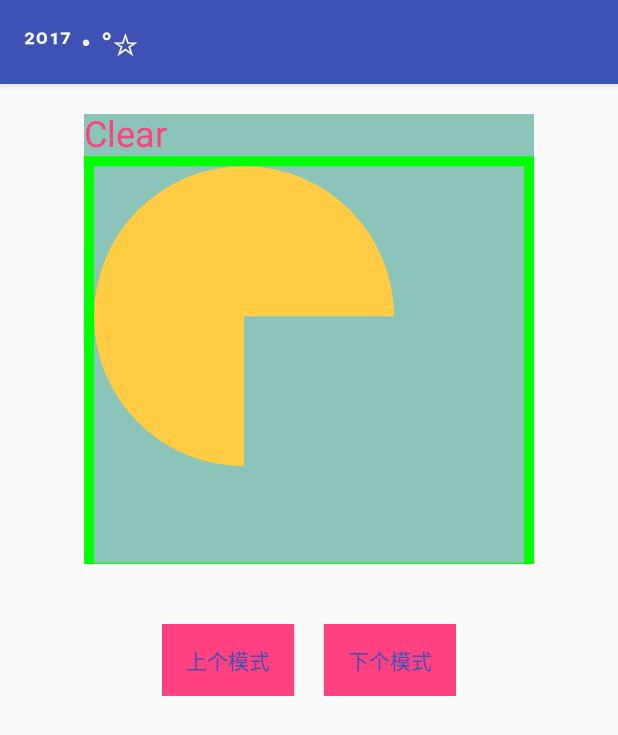
After one commit to 252162875/MyDemos, an Android app: the XfreModeTestActivity screen opened directly, with no data from a screen before it, on a phone screen of 412 x 824 dp. The commit adds this screen. Shown: the top 735 px of the screen. Run offline under Robolectric (Android 15) with nearby library versions, the phone set to English and light mode, and no system bars; our stand-ins replace ButterKnife.

Commit message:
文字绘制，以及XfreMode的测试

```diff
--- a/app/src/main/AndroidManifest.xml
+++ b/app/src/main/AndroidManifest.xml
@@ -67,7 +67,9 @@
         <activity
             android:name=".activity.CollapsingToolbarTestActivity"
             android:theme="@style/Theme.AppCompat.NoActionBar" />
-        <activity android:name=".activity.SvgTestActivity"></activity>
+        <activity android:name=".activity.SvgTestActivity" />
+        <activity android:name=".activity.CustomViewActivity" />
+        <activity android:name=".activity.XfreModeTestActivity"></activity>
     </application>
 
 </manifest>
--- a/app/src/main/java/kx/rnd/com/permissionstest/activity/SecondActivity.java
+++ b/app/src/main/java/kx/rnd/com/permissionstest/activity/SecondActivity.java
@@ -38,7 +38,7 @@ public class SecondActivity extends Activity {
         }
     }
 
-    @OnClick({R.id.btn_buletooth, R.id.btn_muiltdownload, R.id.btn_verticalscroll, R.id.btn_polygon, R.id.btn_watch, R.id.btn_behavior, R.id.btn_okhttp_retrofit, R.id.btn_svg_test})
+    @OnClick({R.id.btn_buletooth, R.id.btn_muiltdownload, R.id.btn_verticalscroll, R.id.btn_polygon, R.id.btn_watch, R.id.btn_behavior, R.id.btn_okhttp_retrofit, R.id.btn_svg_test, R.id.btn_custom_view})
     public void onClick(View view) {
         switch (view.getId()) {
             case R.id.btn_buletooth:
@@ -72,6 +72,10 @@ public class SecondActivity extends Activity {
                 Intent svgIntent = new Intent(SecondActivity.this, SvgTestActivity.class);
                 startActivity(svgIntent);
                 break;
+            case R.id.btn_custom_view:
+                Intent customViewIntent = new Intent(SecondActivity.this, CustomViewActivity.class);
+                startActivity(customViewIntent);
+                break;
         }
     }
 }
--- /dev/null
+++ b/app/src/main/java/kx/rnd/com/permissionstest/activity/XfreModeTestActivity.java
@@ -0,0 +1,40 @@
+package kx.rnd.com.permissionstest.activity;
+
+import android.os.Bundle;
+import android.support.v7.app.AppCompatActivity;
+import android.view.View;
+import android.widget.Button;
+
+import butterknife.BindView;
+import butterknife.ButterKnife;
+import butterknife.OnClick;
+import kx.rnd.com.permissionstest.R;
+import kx.rnd.com.permissionstest.view.XferModeTestView;
+
+public class XfreModeTestActivity extends AppCompatActivity {
+    @BindView(R.id.btn1)
+    Button btn1;
+    @BindView(R.id.btn2)
+    Button btn2;
+    @BindView(R.id.xview)
+    XferModeTestView xview;
+
+    @Override
+    protected void onCreate(Bundle savedInstanceState) {
+        super.onCreate(savedInstanceState);
+        setContentView(R.layout.activity_xfre_mode_test);
+        ButterKnife.bind(this);
+    }
+
+    @OnClick({R.id.btn1, R.id.btn2})
+    public void onClick(View view) {
+        switch (view.getId()) {
+            case R.id.btn1:
+                xview.preMode();
+                break;
+            case R.id.btn2:
+                xview.nextMode();
+                break;
+        }
+    }
+}
--- /dev/null
+++ b/app/src/main/java/kx/rnd/com/permissionstest/view/XferModeTestView.java
@@ -0,0 +1,241 @@
+package kx.rnd.com.permissionstest.view;
+
+import android.content.Context;
+import android.content.res.TypedArray;
+import android.graphics.Canvas;
+import android.graphics.Color;
+import android.graphics.Paint;
+import android.graphics.PorterDuff;
+import android.graphics.PorterDuffXfermode;
+import android.graphics.Xfermode;
+import android.util.AttributeSet;
+import android.view.View;
+
+import kx.rnd.com.permissionstest.R;
+
+/**
+ * TODO: document your custom view class.
+ */
+public class XferModeTestView extends View {
+    private String mString; // TODO: use a default from R.string...
+    private int mTextColor = Color.RED; // TODO: use a default from R.color...
+    private float mTextSize = 0; // TODO: use a default from R.dimen...
+    private int position = 0;
+    private Paint mPaint;
+    private float mTextWidth;
+    private float mTextFloat;
+    private float mTextHeight;
+    private int strokeWidth = 10;
+    private int circleRadius;
+    private float rectSize;
+    int circleColor = 0xffffcc44;//黄色
+    int rectColor = 0xff66aaff;//蓝色
+    private static final String[] sLabels = {
+            "Clear", "Src", "Dst", "SrcOver",
+            "DstOver", "SrcIn", "DstIn", "SrcOut",
+            "DstOut", "SrcATop", "DstATop", "Xor",
+            "Darken", "Lighten", "Multiply", "Screen"
+    };
+    private static final Xfermode[] sModes = {
+            new PorterDuffXfermode(PorterDuff.Mode.CLEAR),
+            new PorterDuffXfermode(PorterDuff.Mode.SRC),
+            new PorterDuffXfermode(PorterDuff.Mode.DST),
+            new PorterDuffXfermode(PorterDuff.Mode.SRC_OVER),
+            new PorterDuffXfermode(PorterDuff.Mode.DST_OVER),
+            new PorterDuffXfermode(PorterDuff.Mode.SRC_IN),
+            new PorterDuffXfermode(PorterDuff.Mode.DST_IN),
+            new PorterDuffXfermode(PorterDuff.Mode.SRC_OUT),
+            new PorterDuffXfermode(PorterDuff.Mode.DST_OUT),
+            new PorterDuffXfermode(PorterDuff.Mode.SRC_ATOP),
+            new PorterDuffXfermode(PorterDuff.Mode.DST_ATOP),
+            new PorterDuffXfermode(PorterDuff.Mode.XOR),
+            new PorterDuffXfermode(PorterDuff.Mode.DARKEN),
+            new PorterDuffXfermode(PorterDuff.Mode.LIGHTEN),
+            new PorterDuffXfermode(PorterDuff.Mode.MULTIPLY),
+            new PorterDuffXfermode(PorterDuff.Mode.SCREEN)
+    };
+
+    public XferModeTestView(Context context) {
+        super(context);
+        init(null, 0);
+    }
+
+    public XferModeTestView(Context context, AttributeSet attrs) {
+        super(context, attrs);
+        init(attrs, 0);
+    }
+
+    public XferModeTestView(Context context, AttributeSet attrs, int defStyle) {
+        super(context, attrs, defStyle);
+        init(attrs, defStyle);
+    }
+
+    private void init(AttributeSet attrs, int defStyle) {
+        // Load attributes
+        final TypedArray a = getContext().obtainStyledAttributes(
+                attrs, R.styleable.XferModeTestView, defStyle, 0);
+
+        mString = a.getString(
+                R.styleable.XferModeTestView_string);
+        mTextColor = a.getColor(
+                R.styleable.XferModeTestView_textColor,
+                mTextColor);
+        // Use getDimensionPixelSize or getDimensionPixelOffset when dealing with
+        // values that should fall on pixel boundaries.
+        mTextSize = a.getDimension(
+                R.styleable.XferModeTestView_textSize,
+                mTextSize);
+
+
+        a.recycle();
+
+        // Set up a default TextPaint object
+        mPaint = new Paint();
+        mPaint.setFlags(Paint.ANTI_ALIAS_FLAG);
+        mPaint.setTextAlign(Paint.Align.LEFT);
+        mPaint.setStrokeWidth(strokeWidth);
+
+        // Update TextPaint and text measurements from attributes
+        invalidateTextPaintAndMeasurements();
+    }
+
+    private void invalidateTextPaintAndMeasurements() {
+        mPaint.setTextSize(mTextSize);
+        mTextWidth = mPaint.measureText(mString);
+
+        Paint.FontMetrics fontMetrics = mPaint.getFontMetrics();
+        mTextFloat = Math.abs(fontMetrics.ascent);
+        mTextHeight = Math.abs(fontMetrics.ascent) + Math.abs(fontMetrics.leading) + Math.abs(fontMetrics.descent);
+    }
+
+    @Override
+    protected void onDraw(Canvas canvas) {
+        super.onDraw(canvas);
+
+        // TODO: consider storing these as member variables to reduce
+        // allocations per draw cycle.
+        int paddingLeft = getPaddingLeft();
+        int paddingTop = getPaddingTop();
+        int paddingRight = getPaddingRight();
+        int paddingBottom = getPaddingBottom();
+
+        int contentWidth = getWidth() - paddingLeft - paddingRight;
+        int contentHeight = getHeight() - paddingTop - paddingBottom;
+        //设置背景色
+        canvas.drawARGB(255, 139, 197, 186);
+        int canvasWidth = canvas.getWidth();
+        int canvasHeight = canvas.getHeight();
+        canvas.save();
+        int layer = canvas.saveLayer(0, 0, canvasWidth, canvasHeight, null, Canvas.ALL_SAVE_FLAG);
+        //画文字
+        mPaint.setColor(mTextColor);
+        canvas.drawText(sLabels[position], paddingLeft, mTextFloat + paddingTop, mPaint);//mTextFloat + paddingTop浮动的话顶部会有缝隙mTextHeight是ascent的绝对值
+//        canvas.drawText(mString, paddingLeft, getTop() + paddingTop, mPaint);//getTop() + paddingTop浮动的话文字将会做到紧贴控件顶部的效果
+        canvas.translate(0, mTextHeight + paddingTop);
+        //画边框
+        mPaint.setStyle(Paint.Style.STROKE);
+        mPaint.setColor(0xff00ff00);
+        canvas.drawRect(strokeWidth / 2, strokeWidth / 2, getRight() - getLeft() - strokeWidth / 2, getBottom() - strokeWidth / 2 - mTextFloat - getTop(), mPaint);//画笔中心在stroke的中心所以这里strokeWidth / 2
+        mPaint.setStyle(Paint.Style.FILL);
+        //画圆
+        mPaint.setColor(circleColor);
+        float left = circleRadius + strokeWidth;
+        float top = circleRadius + strokeWidth;
+        canvas.drawCircle(left, top, circleRadius, mPaint);
+        mPaint.setXfermode(sModes[position]);
+        //画矩形
+        mPaint.setColor(rectColor);
+        float rectRight = circleRadius + rectSize;
+        float rectBottom = circleRadius + rectSize;
+        canvas.drawRect(left, top, rectRight, rectBottom, mPaint);
+        mPaint.setXfermode(null);
+        canvas.restoreToCount(layer);
+    }
+
+    /**
+     * Gets the example string attribute value.
+     *
+     * @return The example string attribute value.
+     */
+    public String getExampleString() {
+        return mString;
+    }
+
+    /**
+     * Sets the view's example string attribute value. In the example view, this string
+     * is the text to draw.
+     *
+     * @param exampleString The example string attribute value to use.
+     */
+    public void setExampleString(String exampleString) {
+        mString = exampleString;
+        invalidateTextPaintAndMeasurements();
+    }
+
+    /**
+     * Gets the example color attribute value.
+     *
+     * @return The example color attribute value.
+     */
+    public int getExampleColor() {
+        return mTextColor;
+    }
+
+    /**
+     * Sets the view's example color attribute value. In the example view, this color
+     * is the font color.
+     *
+     * @param exampleColor The example color attribute value to use.
+     */
+    public void setExampleColor(int exampleColor) {
+        mTextColor = exampleColor;
+        invalidateTextPaintAndMeasurements();
+    }
+
+    /**
+     * Gets the example dimension attribute value.
+     *
+     * @return The example dimension attribute value.
+     */
+    public float getExampleDimension() {
+        return mTextSize;
+    }
+
+    /**
+     * Sets the view's example dimension attribute value. In the example view, this dimension
+     * is the font size.
+     *
+     * @param exampleDimension The example dimension attribute value to use.
+     */
+    public void setExampleDimension(float exampleDimension) {
+        mTextSize = exampleDimension;
+        invalidateTextPaintAndMeasurements();
+    }
+
+    @Override
+    protected void onSizeChanged(int w, int h, int oldw, int oldh) {
+        super.onSizeChanged(w, h, oldw, oldh);
+        circleRadius = w / 3;
+        rectSize = w * 0.5f;
+    }
+
+    public void nextMode() {
+        if ((position + 1) > sModes.length - 1) {
+            position = 0;
+        } else {
+            position += 1;
+        }
+        invalidateTextPaintAndMeasurements();
+        invalidate();
+    }
+
+    public void preMode() {
+        if ((position - 1) < 0) {
+            position = sModes.length - 1;
+        } else {
+            position -= 1;
+        }
+        invalidateTextPaintAndMeasurements();
+        invalidate();
+    }
+}
--- a/app/src/main/res/layout/activity_second.xml
+++ b/app/src/main/res/layout/activity_second.xml
@@ -62,5 +62,11 @@
             android:layout_height="wrap_content"
             android:layout_marginTop="10dp"
             android:text="SVG图片初探" />
+        <Button
+            android:id="@+id/btn_custom_view"
+            android:layout_width="match_parent"
+            android:layout_height="wrap_content"
+            android:layout_marginTop="10dp"
+            android:text="自定义View" />
     </LinearLayout>
 </ScrollView>
--- /dev/null
+++ b/app/src/main/res/layout/activity_xfre_mode_test.xml
@@ -0,0 +1,44 @@
+<?xml version="1.0" encoding="utf-8"?>
+<RelativeLayout xmlns:android="http://schemas.android.com/apk/res/android"
+    xmlns:app="http://schemas.android.com/apk/res-auto"
+    android:layout_width="match_parent"
+    android:layout_height="match_parent"
+    android:background="@color/colorTrs">
+
+    <kx.rnd.com.permissionstest.view.XferModeTestView
+        android:id="@+id/xview"
+        android:layout_width="300dp"
+        android:layout_height="300dp"
+        android:layout_centerHorizontal="true"
+        android:layout_marginTop="20dp"
+        app:string="Hello"
+        app:textColor="@color/colorAccent"
+        app:textSize="24sp" />
+
+    <LinearLayout
+        android:layout_width="wrap_content"
+        android:layout_height="wrap_content"
+        android:layout_below="@id/xview"
+        android:layout_centerHorizontal="true"
+        android:layout_marginTop="40dp"
+        android:orientation="horizontal">
+
+        <Button
+            android:id="@+id/btn1"
+            android:layout_width="wrap_content"
+            android:layout_height="wrap_content"
+            android:background="@color/color1"
+            android:text="上个模式"
+            android:textColor="@color/colorPrimary" />
+
+        <Button
+            android:id="@+id/btn2"
+            android:layout_width="wrap_content"
+            android:layout_height="wrap_content"
+            android:layout_marginLeft="20dp"
+            android:background="@color/color1"
+            android:text="下个模式"
+            android:textColor="@color/colorPrimary" />
+    </LinearLayout>
+
+</RelativeLayout>
--- a/app/src/main/res/values/colors.xml
+++ b/app/src/main/res/values/colors.xml
@@ -1,5 +1,6 @@
 <?xml version="1.0" encoding="utf-8"?>
 <resources>
+    <color name="colorTrs">#00000000</color>
     <color name="colorPrimary">#3F51B5</color>
     <color name="colorPrimaryDark">#303F9F</color>
     <color name="colorAccent">#FF4081</color>
```
Also changed, not shown: app/build.gradle (+5 -4 lines), app/src/main/java/kx/rnd/com/permissionstest/activity/CustomViewActivity.java (added, +35 -0 lines), app/src/main/res/layout/activity_custom_view.xml (added, +18 -0 lines), app/src/main/res/values/attrs_xfer_mode_test_view.xml (added, +7 -0 lines).
